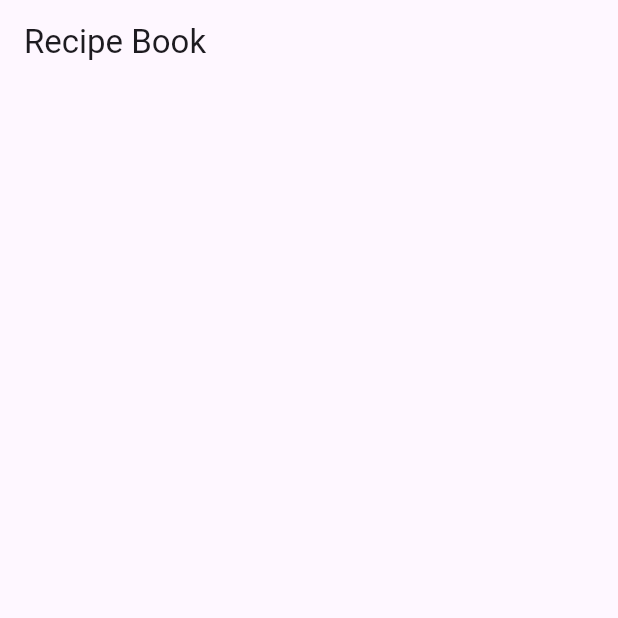
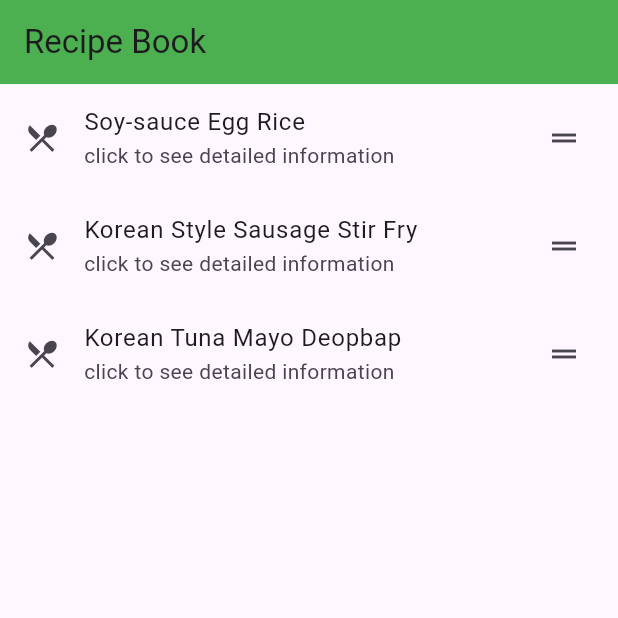
Before and after one commit to SunwooDua/RecipeBook, a Flutter app: the screen it shows after launch, on a phone screen of 412 x 824 dp, the top half of it. Run offline on Flutter 3.47's test engine with Material 3 defaults, Android fonts, the phone set to English and light mode, and no system bars.

Commit message:
created lits of recipes and displayed them in homescreen

```diff
--- a/lib/DetailsScreen.dart
+++ b/lib/DetailsScreen.dart
@@ -0,0 +1 @@
+import 'package:flutter/material.dart';
--- a/lib/HomeScreen.dart
+++ b/lib/HomeScreen.dart
@@ -2,21 +2,44 @@ import 'package:flutter/material.dart';
 import 'DetailsScreen.dart';
 
 class HomeScreen extends StatelessWidget {
-  final List _Recipes = ['Recipe 1', 'Recipe 2', 'Recipe 3'];
+  final List<Map> _Recipes = [
+    //using List<map> we can take key and value
+    {
+      'name': 'Soy-sauce Egg Rice',
+      'ingredients': 'Soy Sauce, Eggs, Rice, Sesame Oil',
+      'instruction': 'do this and that',
+    },
+    {
+      'name': 'Korean Style Sausage Stir Fry',
+      'ingredients':
+          'Vienna sausages, Bell Peppers, Onions, Cooking Oil, Ketchup, Soy Sauce, Sugar',
+      'instruction': 'do this and that',
+    },
+    {
+      'name': 'Korean Tuna Mayo Deopbap',
+      'ingredients':
+          'Soy Sauce, Eggs, Rice, Sesame Oil, Can Tuna, Mayo, Korean Seasoned Seaweed Flakes',
+      'instruction': 'do this and that',
+    },
+  ];
 
   @override
   Widget build(BuildContext context) {
     return Scaffold(
       appBar: AppBar(
         title: Text('Recipe Book'),
+        backgroundColor: Colors.green,
       ),
       body: ListView.builder(
-          itemCount: _Recipes.length,
+          itemCount: _Recipes.length, // go through every recipes in _Recipes
           itemBuilder: (context, index) {
-            return Container(
-              child: Column(
-                mainAxisAlignment: MainAxisAlignment.center,
-              ),
+            return ListTile(
+              leading: Icon(Icons.restaurant_menu), //food icon
+              title: Text(_Recipes[index]
+                  ['name']), // only show name of recipe in homescreen
+              onTap: () {}, //when touch recipe show detialed recipe
+              subtitle: Text("click to see detailed information"),
+              trailing: Icon(Icons.drag_handle), //drag handle icon at the end
             );
           }),
     );
```
